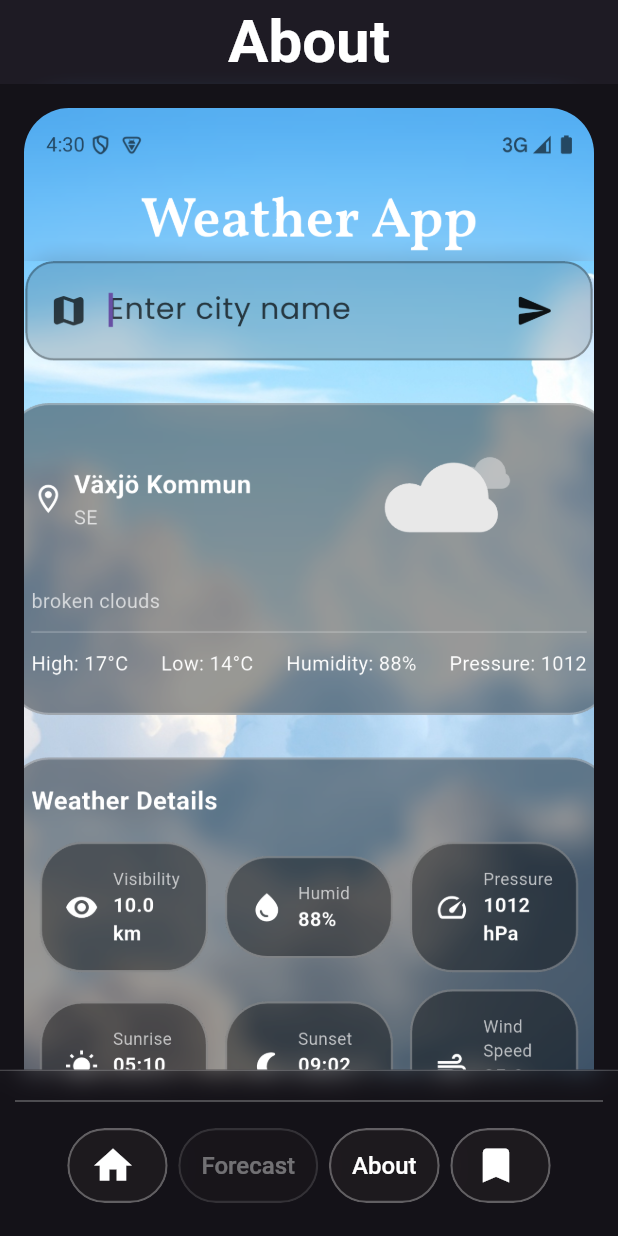
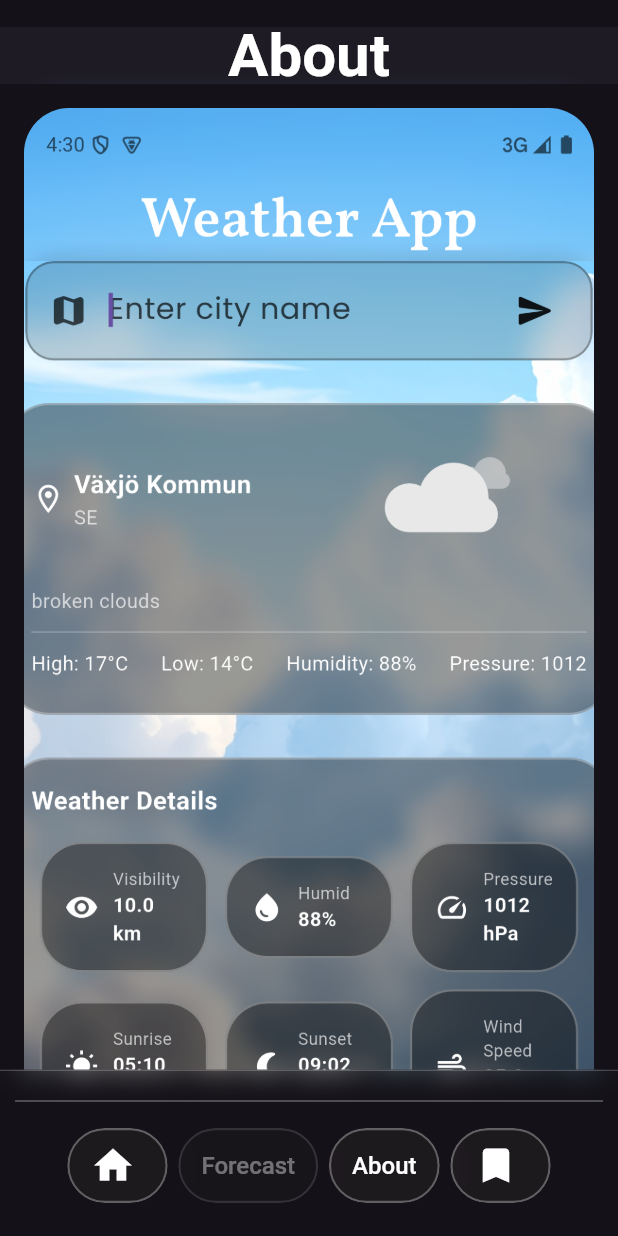
Before and after one commit to AakrishLama/Meteorological_Outlook, a Flutter app: the screen it shows after launch, item 3 of the bottom bar chosen, on a phone screen of 412 x 824 dp. Run offline on Flutter 3.47's test engine with Material 3 defaults, Android fonts, the phone set to English and light mode, and no system bars; our stand-ins replace flutter_dotenv, flutter_riverpod, fluttertoast, geocoding, geolocator, go_router and 4 more; Roboto replaces fonts that are missing (Vollkorn); project files that could hold a hidden picture were left out.

Commit message:
watchlist animation

```diff
--- a/weather_app/lib/widgets/appbar.dart
+++ b/weather_app/lib/widgets/appbar.dart
@@ -8,7 +8,18 @@ class Appbar extends StatelessWidget implements PreferredSizeWidget {
 
   @override
   Widget build(BuildContext context) {
-    return ClipRRect(
+    return TweenAnimationBuilder(
+      duration: Duration(milliseconds: 500),
+      tween: Tween<double>(begin: 0.0, end: 1.0),
+      builder: (BuildContext context, double? value, Widget? child) {
+        return Opacity(
+          opacity: value!,
+          child: Padding(
+            padding: EdgeInsets.only( top: value*18),
+            child: child,),
+        );
+       },
+      child: ClipRRect(
         // Optional: to prevent blur bleed
         child: BackdropFilter(
           filter: ImageFilter.blur(sigmaX: 10, sigmaY: 10), // Blur strength
@@ -26,6 +37,7 @@ class Appbar extends StatelessWidget implements PreferredSizeWidget {
             ),
           ),
         ),
+      ),
     );
   }
 
--- a/weather_app/lib/widgets/button.dart
+++ b/weather_app/lib/widgets/button.dart
@@ -1,7 +1,7 @@
 import 'dart:ui';
 import 'package:flutter/material.dart';
 
-class Button extends StatelessWidget {
+class Button extends StatefulWidget {
   final String text;
   final VoidCallback onPressed;
   final IconData? icon;
@@ -16,16 +16,61 @@ class Button extends StatelessWidget {
   }) : super(key: key);
 
   @override
+  State<Button> createState() => _ButtonState();
+}
+
+class _ButtonState extends State<Button> with SingleTickerProviderStateMixin {
+  late AnimationController _controller;
+  late Animation<double> _scaleAnimation;
+
+  @override
+  void initState() {
+    super.initState();
+
+    _controller = AnimationController(
+      vsync: this,
+      duration: const Duration(milliseconds: 300),
+    );
+
+    _scaleAnimation = Tween<double>(begin: 1.0, end: 1.1).animate(
+      CurvedAnimation(
+        parent: _controller,
+        curve: Curves.easeOut,
+        reverseCurve: Curves.easeIn,
+      ),
+    );
+
+    _controller.addStatusListener((status) {
+      if (status == AnimationStatus.completed) {
+        _controller.reverse(); // Return to original size
+      }
+    });
+  }
+
+  @override
+  void dispose() {
+    _controller.dispose();
+    super.dispose();
+  }
+
+  void _handleTap() {
+    _controller.forward(from: 0.0); // Trigger animation
+    widget.onPressed(); // Trigger callback
+  }
+
+  @override
   Widget build(BuildContext context) {
     return GestureDetector(
-      onTap: onPressed,
+      onTap: _handleTap,
+      child: ScaleTransition(
+        scale: _scaleAnimation,
         child: ClipRRect(
           borderRadius: BorderRadius.circular(30),
           child: BackdropFilter(
             filter: ImageFilter.blur(sigmaX: 10.0, sigmaY: 10.0),
             child: IntrinsicWidth(
               child: Container(
-              height: height,
+                height: widget.height,
                 padding: const EdgeInsets.symmetric(horizontal: 14),
                 decoration: BoxDecoration(
                   color: const Color.fromARGB(255, 65, 56, 56).withOpacity(0.2),
@@ -36,20 +81,19 @@ class Button extends StatelessWidget {
                   child: Row(
                     mainAxisSize: MainAxisSize.min,
                     children: [
-                    if (icon != null) ...[
-                      Icon(icon, color: Colors.white, size: 30),
+                      if (widget.icon != null) ...[
+                        Icon(widget.icon, color: Colors.white, size: 30),
                         const SizedBox(width: 6),
                       ],
-                    // Wrapped Text with DefaultTextStyle
                       DefaultTextStyle(
-                      style: TextStyle(
+                        style: const TextStyle(
                           fontSize: 16,
                           color: Colors.white,
                           fontWeight: FontWeight.w500,
                         ),
                         child: Flexible(
                           child: Text(
-                          text,
+                            widget.text,
                             overflow: TextOverflow.ellipsis,
                             softWrap: false,
                             maxLines: 1,
@@ -63,6 +107,7 @@ class Button extends StatelessWidget {
             ),
           ),
         ),
+      ),
     );
   }
 }
```
Also changed, not shown: weather_app/lib/Screens/watchlist.dart (+63 -31 lines). Lines whose indentation alone changed are shown as unchanged.
